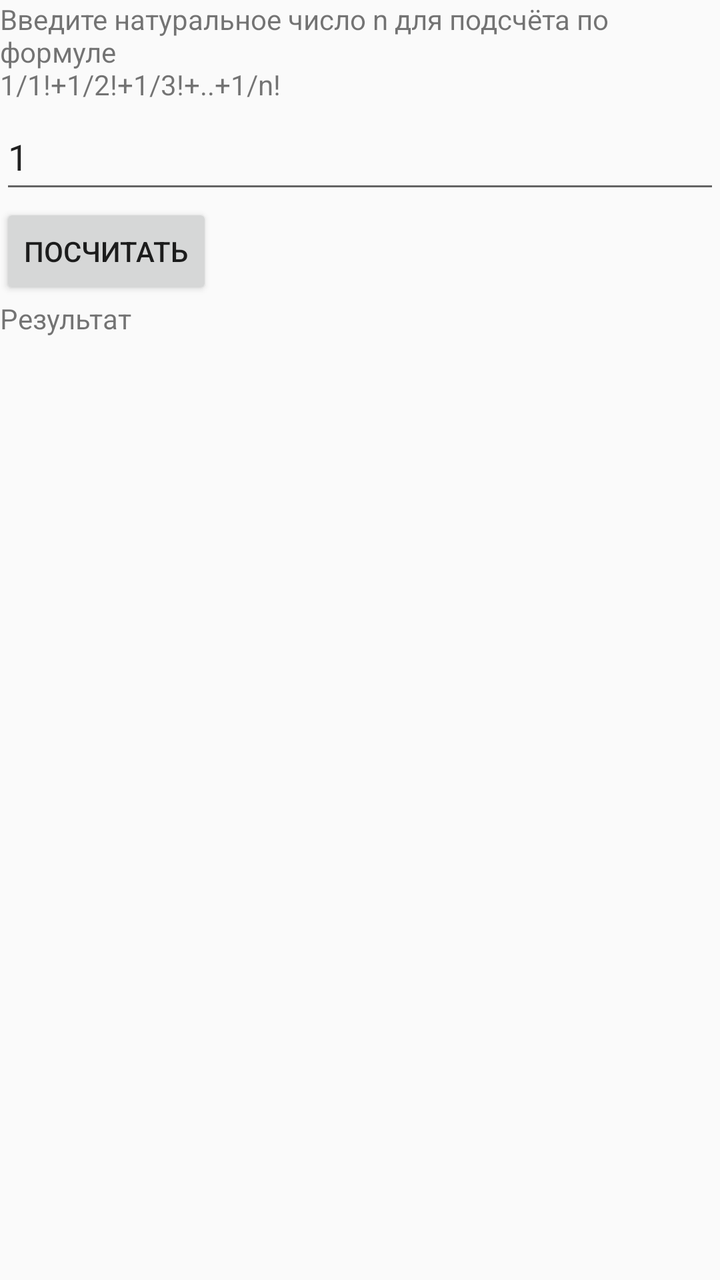
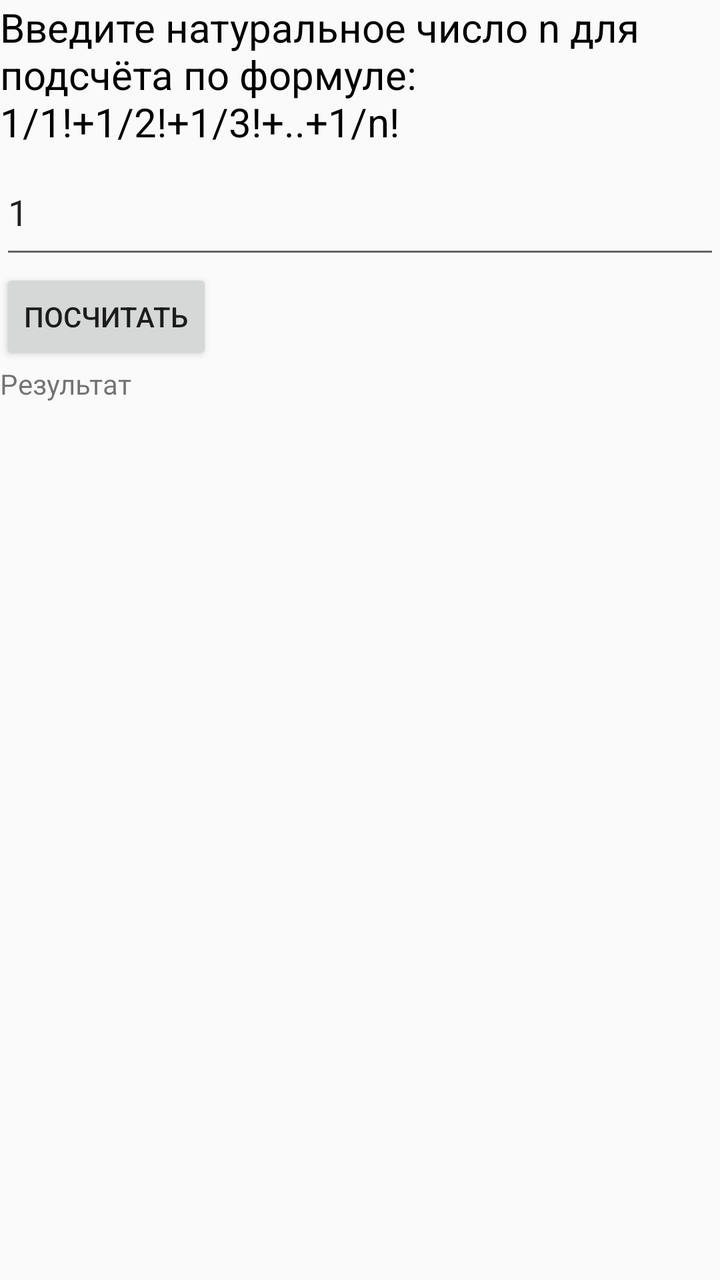

Screens rendered from an Android XML layout before and after an edit, with the pre-edit source and the edit as a unified diff.
<!-- AndroidManifest.xml: activity theme Theme.AppCompat.Light -->
<!-- res/layout/activity_main.xml -->
<?xml version="1.0" encoding="utf-8"?>
<LinearLayout xmlns:android="http://schemas.android.com/apk/res/android"
    android:orientation="vertical"
    android:layout_width="match_parent"
    android:layout_height="match_parent">

    <TextView
        android:id="@+id/inputN"
        android:layout_width="wrap_content"
        android:layout_height="wrap_content"
        android:text="Введите натуральное число n для подсчёта по формуле \n1/1!+1/2!+1/3!+..+1/n!"/>

    <EditText
        android:id="@+id/valueN"
        android:layout_width="match_parent"
        android:layout_height="50dp"
        android:text="1"/>

    <Button
        android:id="@+id/calc"
        android:layout_width="wrap_content"
        android:layout_height="wrap_content"
        android:text="Посчитать"/>

    <TextView
        android:id="@+id/result"
        android:layout_width="wrap_content"
        android:layout_height="wrap_content"
        android:text="Результат"/>

</LinearLayout>
<!-- resources referenced by this layout -->
<resources>

</resources>

<!-- the commit's change to res/layout/activity_main.xml (unified diff, before → after) -->
@@ -2,18 +2,21 @@
 <LinearLayout xmlns:android="http://schemas.android.com/apk/res/android"
     android:orientation="vertical"
     android:layout_width="match_parent"
-    android:layout_height="match_parent">
+    android:layout_height="match_parent"
+    android:fitsSystemWindows="true">
 
     <TextView
         android:id="@+id/inputN"
-        android:layout_width="wrap_content"
+        android:layout_width="match_parent"
         android:layout_height="wrap_content"
-        android:text="Введите натуральное число n для подсчёта по формуле \n1/1!+1/2!+1/3!+..+1/n!"/>
+        android:text="Введите натуральное число n для подсчёта по формуле: \n1/1!+1/2!+1/3!+..+1/n!"
+        android:textColor="@color/black"
+        android:textSize="20dp"/>
 
     <EditText
         android:id="@+id/valueN"
         android:layout_width="match_parent"
-        android:layout_height="50dp"
+        android:layout_height="60dp"
         android:text="1"/>
 
     <Button
<!-- resource entries referenced after the edit -->
@@ -1,5 +1,5 @@
 <!-- resources referenced by this layout -->
 <resources>
-
+  <color name="black">#FF000000</color>
 </resources>
 
